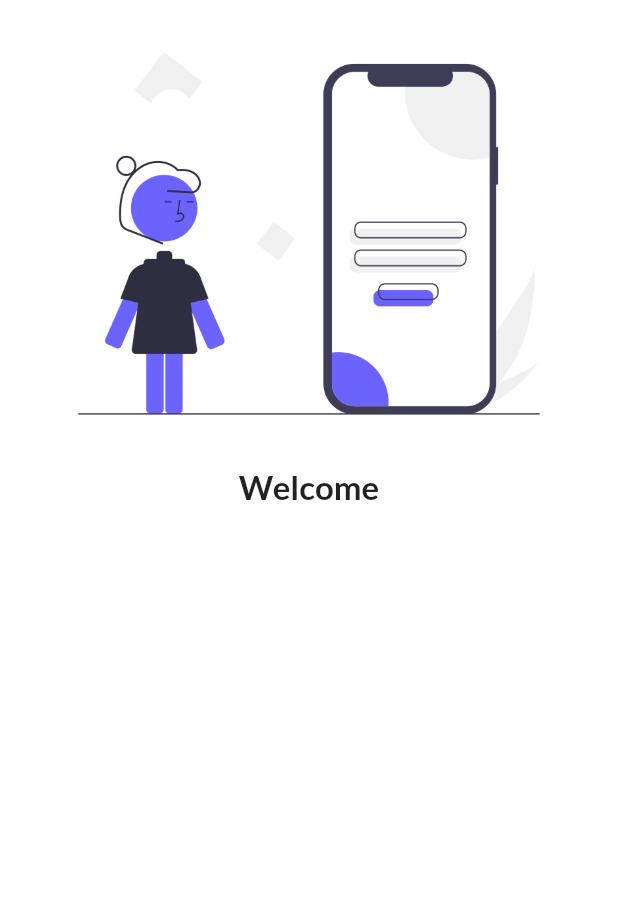
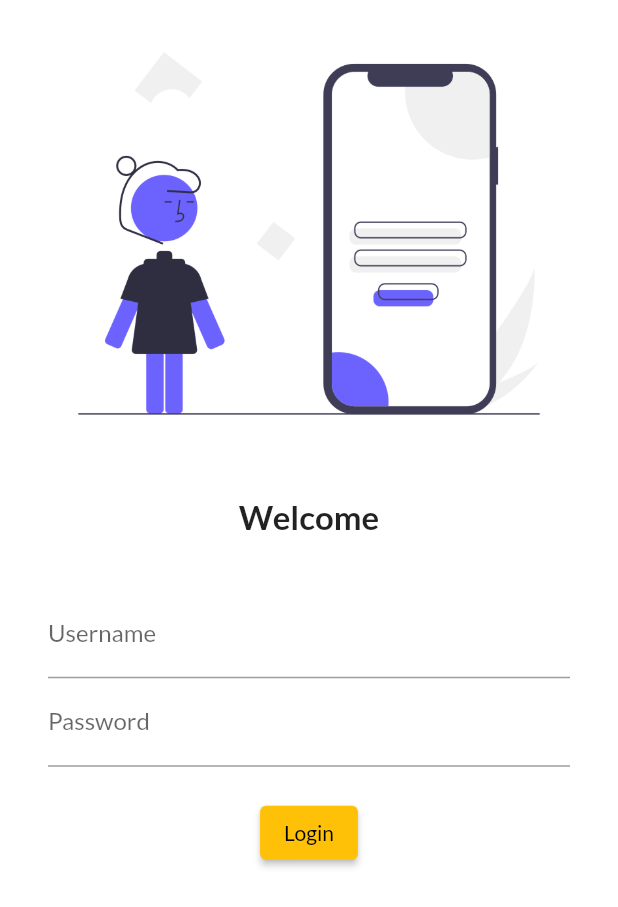
Before and after one commit to arnavkshah15/learning_flutter, a Flutter app: the screen it shows after launch, on a phone screen of 412 x 824 dp. Shown: the top 907 px of the screen. Run offline on Flutter 3.47's test engine with Material 2 defaults, Android fonts, the phone set to English and light mode, and no system bars; our stand-ins replace google_fonts.

Commit message:
Day 4 completed

```diff
--- a/lib/main.dart
+++ b/lib/main.dart
@@ -16,7 +16,8 @@ class MyApp extends StatelessWidget {
       themeMode: ThemeMode.light,
       theme: ThemeData(
           primarySwatch: Colors.amber,
-          fontFamily: GoogleFonts.lato().fontFamily),
+          fontFamily: GoogleFonts.lato().fontFamily
+          ),
       darkTheme: ThemeData(brightness: Brightness.dark),
       initialRoute: "/",
       routes: {"/": (context) => LoginPage(), "/home": (context) => HomePage()},
--- a/lib/pages/login_page.dart
+++ b/lib/pages/login_page.dart
@@ -1,4 +1,5 @@
 import 'package:flutter/material.dart';
+import 'package:learn_flutter/pages/home_page.dart';
 
 class LoginPage extends StatelessWidget {
   const LoginPage({super.key});
@@ -10,8 +11,41 @@ class LoginPage extends StatelessWidget {
         child: Column(
           children: [
             Image.asset("assets/images/login.png"),
+            SizedBox(
+              height: 20,
+            ),
             Text("Welcome",
-                style: TextStyle(fontSize: 22, fontWeight: FontWeight.bold))
+                style: TextStyle(fontSize: 22, fontWeight: FontWeight.bold)),
+            SizedBox(
+              height: 20,
+            ),
+            Padding(
+              padding:
+                  const EdgeInsets.symmetric(vertical: 16.0, horizontal: 32.0),
+              child: Column(
+                children: [
+                  TextFormField(
+                    decoration: InputDecoration(
+                        hintText: "Enter Username", labelText: "Username"),
+                  ),
+                  TextFormField(
+                    obscureText: true,
+                    decoration: InputDecoration(
+                        hintText: "Enter Password", labelText: "Password"),
+                  ),
+                  SizedBox(
+                    height: 20,
+                  ),
+                  ElevatedButton(
+                    child: Text("Login"),
+                    onPressed: () {
+                      print("Hi");
+                    },
+                    style: TextButton.styleFrom(),
+                  )
+                ],
+              ),
+            )
           ],
         ));
   }
```
